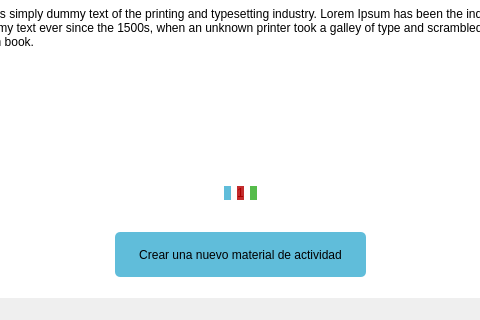
Cristian23988/ProyectoGrado, file ui/diseno_profesor.ui: the form before one commit; both pictures show x 384 to 864 and y 397 to 717 of the 1176 by 717 pixel window.
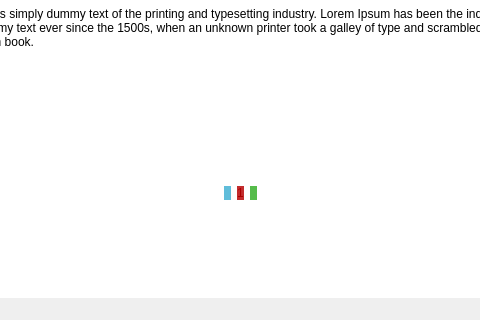
The form after the commit. Icons and pictures are not drawn.

```diff
--- a/ui/diseno_profesor.ui
+++ b/ui/diseno_profesor.ui
@@ -1745,32 +1745,6 @@
                </layout>
               </widget>
              </widget>
-             <widget class="QPushButton" name="button_material_actividades_crear">
-              <property name="geometry">
-               <rect>
-                <x>300</x>
-                <y>610</y>
-                <width>251</width>
-                <height>45</height>
-               </rect>
-              </property>
-              <property name="text">
-               <string>Crear una nuevo material de actividad</string>
-              </property>
-              <property name="icon">
-               <iconset>
-                <normaloff>../src/icons/icon_agregar.png</normaloff>../src/icons/icon_agregar.png</iconset>
-              </property>
-              <property name="iconSize">
-               <size>
-                <width>40</width>
-                <height>40</height>
-               </size>
-              </property>
-              <property name="autoDefault">
-               <bool>false</bool>
-              </property>
-             </widget>
             </widget>
             <widget class="QWidget" name="form_crear">
              <widget class="QLabel" name="label_form_crear_title">
```
